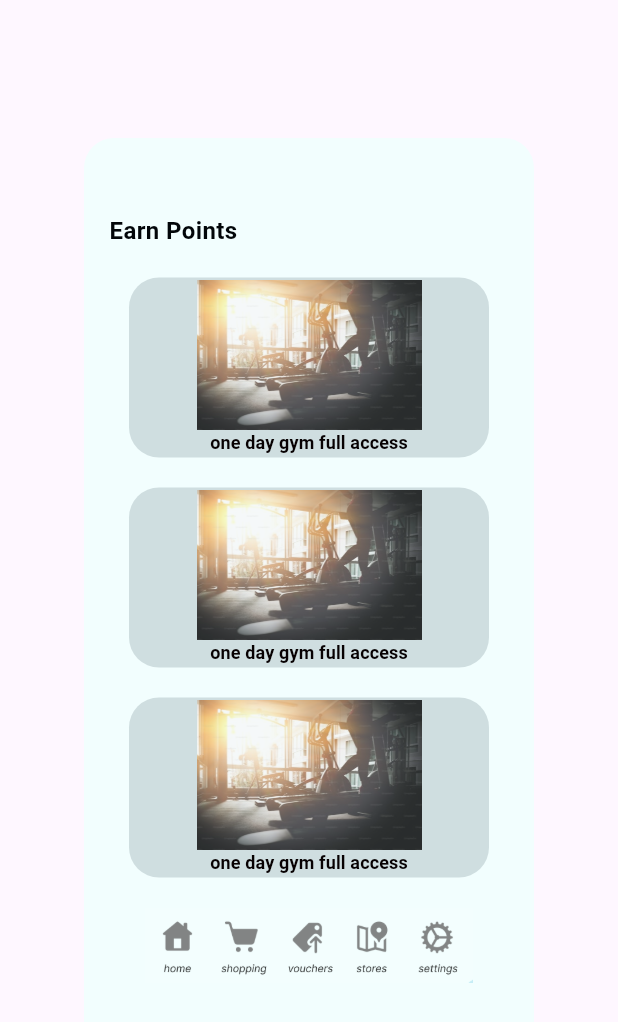
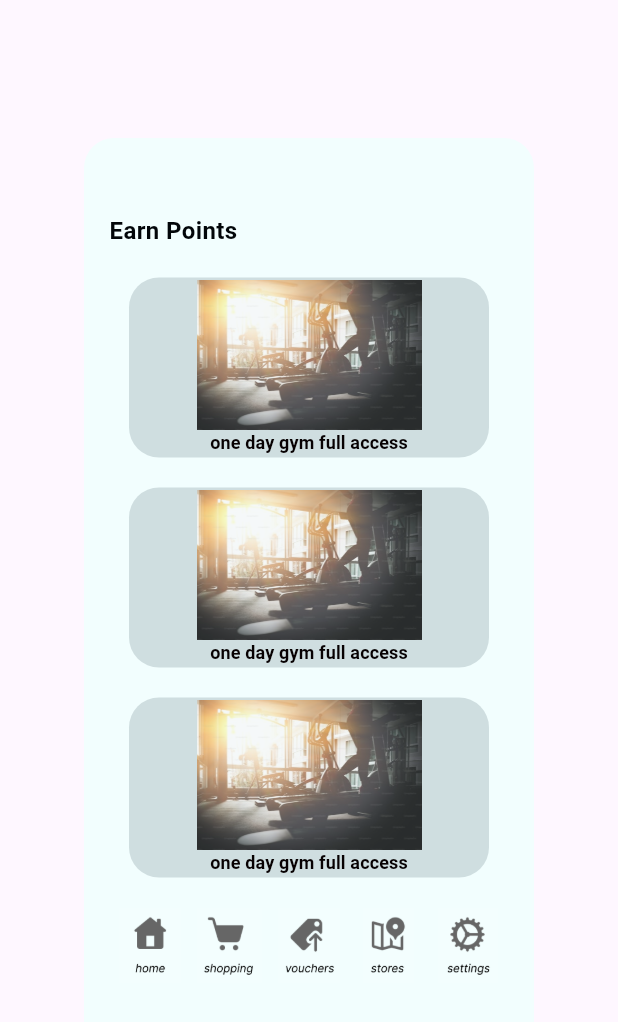
Before and after one commit to tinger529/MQ_points, a Flutter app: the EventScreen widget shown alone on an empty page, opened directly, on a phone screen of 412 x 824 dp. Shown: the top 1022 px of the screen. Run offline on Flutter 3.47's test engine with Material 3 defaults, Android fonts, the phone set to English and light mode, and no system bars; Roboto replaces fonts that are missing (Italic).

Commit message:
update toolbars in all the screens

```diff
--- a/lib/mq_point.dart
+++ b/lib/mq_point.dart
@@ -29,7 +29,7 @@ class MQpoint extends StatelessWidget {
                 "item" => const ItemScreen(),
                 "event" => const EventScreen(),
                 "voucher" => const VoucherScreen(),
-                _ => const FirstScreen(),
+                _ => const HomeScreen(),
                 }
               )
           );
--- a/lib/screens/event_screen.dart
+++ b/lib/screens/event_screen.dart
@@ -65,12 +65,7 @@ class EventScreen extends StatelessWidget {
 
                     const SizedBox(height: 20),
 
-                    Image.asset(
-                      'assets/image/toolbar.png',
-                        width: 500,
-                        height: 50,
-                        opacity: const AlwaysStoppedAnimation(.8),
-                    ),
+                    toolbar(state),
                   ],
                 ),
               ),
```
Also changed, not shown: lib/screens/item_screen.dart (+1 -6 lines), lib/screens/redemption_screen.dart (+1 -6 lines), lib/screens/voucher_screen.dart (+1 -6 lines).
